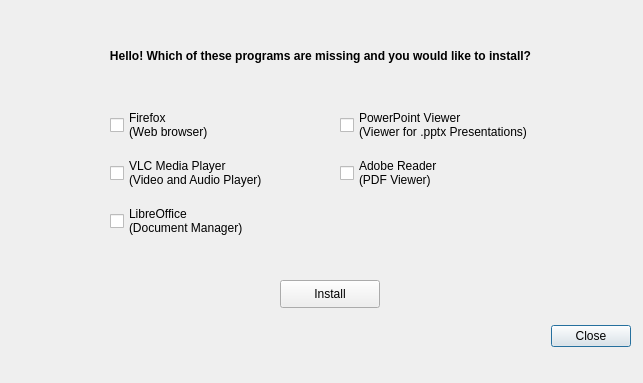
First picture: the form in ui/install_dialog.ui, repository Atrate/qSchoolHelper, before the edit.
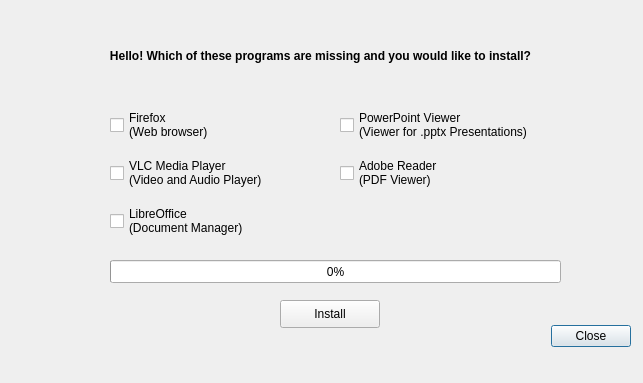
Second picture: the form after the edit.

Patch:
```diff
--- a/ui/install_dialog.ui
+++ b/ui/install_dialog.ui
@@ -39,7 +39,7 @@
    <property name="geometry">
     <rect>
      <x>280</x>
-     <y>280</y>
+     <y>300</y>
      <width>100</width>
      <height>28</height>
     </rect>
@@ -130,6 +130,19 @@
     </item>
    </layout>
   </widget>
+  <widget class="QProgressBar" name="progress_bar">
+   <property name="geometry">
+    <rect>
+     <x>110</x>
+     <y>260</y>
+     <width>451</width>
+     <height>23</height>
+    </rect>
+   </property>
+   <property name="value">
+    <number>0</number>
+   </property>
+  </widget>
  </widget>
  <resources/>
  <connections>
```
